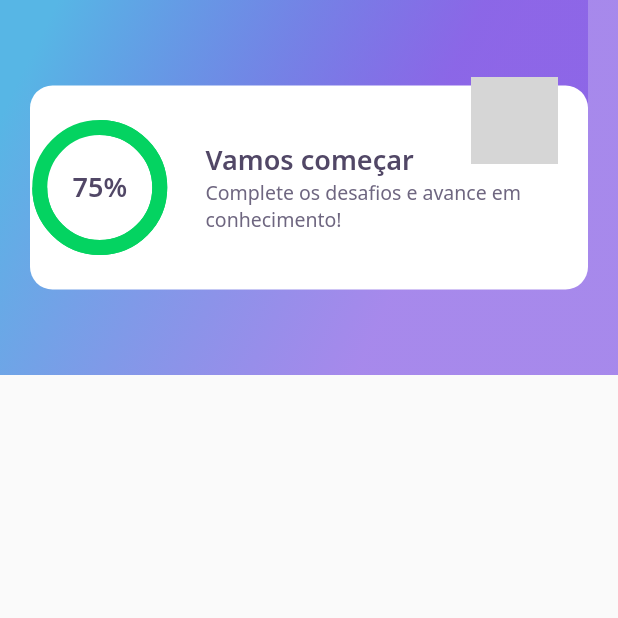
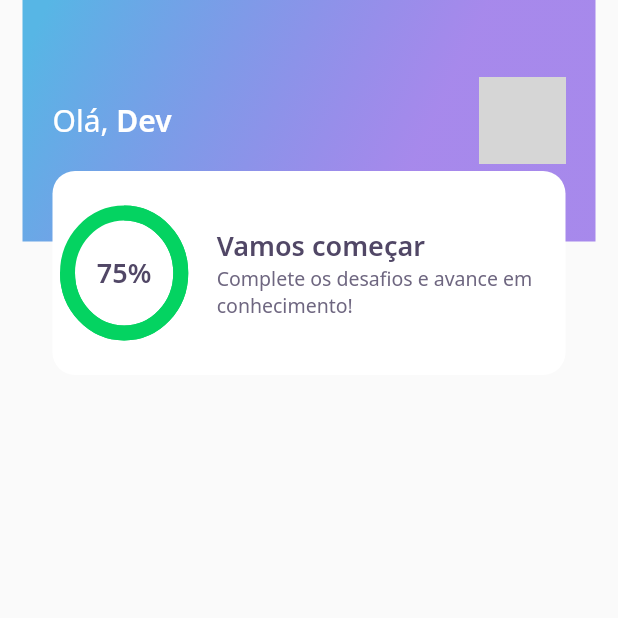
Before and after one commit to glgomess/flutter-quiz, a Flutter app: the screen it shows after launch, on a phone screen of 412 x 824 dp, the top half of it. Run offline on Flutter 3.47's test engine with Material 2 defaults, Android fonts, the phone set to English and light mode, and no system bars; our stand-ins replace google_fonts; network calls fail; grey boxes are pictures that could not be loaded.

Commit message:
FIX: Fixing app bar overflow.

```diff
--- a/lib/core/home/widgets/appbar/appbar.widget.dart
+++ b/lib/core/home/widgets/appbar/appbar.widget.dart
@@ -9,12 +9,12 @@ class AppBarWidget extends PreferredSize {
             preferredSize: Size.fromHeight(250),
             child: Container(
               height: 250,
-              decoration: BoxDecoration(gradient: AppGradients.linear),
-              padding: const EdgeInsets.symmetric(horizontal: 20),
+              padding: const EdgeInsets.symmetric(horizontal: 15),
               child: Stack(
                 children: [
                   Container(
                     padding: const EdgeInsets.symmetric(horizontal: 20),
+                    width: double.maxFinite,
                     height: 161,
                     decoration: BoxDecoration(gradient: AppGradients.linear),
                     child: Row(
@@ -39,7 +39,7 @@ class AppBarWidget extends PreferredSize {
                       ],
                     ),
                   ),
-                  Align(alignment: Alignment(0, 0), child: ScoreCard())
+                  Align(alignment: Alignment(0.0, 1.0), child: ScoreCard())
                 ],
               ),
             ));
--- a/lib/core/home/widgets/chart/chart.widget.dart
+++ b/lib/core/home/widgets/chart/chart.widget.dart
@@ -5,7 +5,9 @@ import '../../../app_text_styles.dart';
 class Chart extends StatelessWidget {
   @override
   Widget build(BuildContext context) {
-    return Container(
+    return Padding(
+      padding: const EdgeInsets.only(left: 10),
+      child: Container(
         height: 80,
         width: 80,
         child: Center(
@@ -33,6 +35,7 @@ class Chart extends StatelessWidget {
             ],
           ),
         ),
+      ),
     );
   }
 }
--- a/lib/core/home/widgets/score-card/score-card.widget.dart
+++ b/lib/core/home/widgets/score-card/score-card.widget.dart
@@ -6,7 +6,9 @@ import '../../../app_text_styles.dart';
 class ScoreCard extends StatelessWidget {
   @override
   Widget build(BuildContext context) {
-    return Container(
+    return Padding(
+      padding: const EdgeInsets.symmetric(horizontal: 20),
+      child: Container(
         height: 136,
         decoration: BoxDecoration(
             color: AppColors.white, borderRadius: BorderRadius.circular(15)),
@@ -37,6 +39,7 @@ class ScoreCard extends StatelessWidget {
             )
           ],
         ),
+      ),
     );
   }
 }
```
Lines whose indentation alone changed are shown as unchanged.
